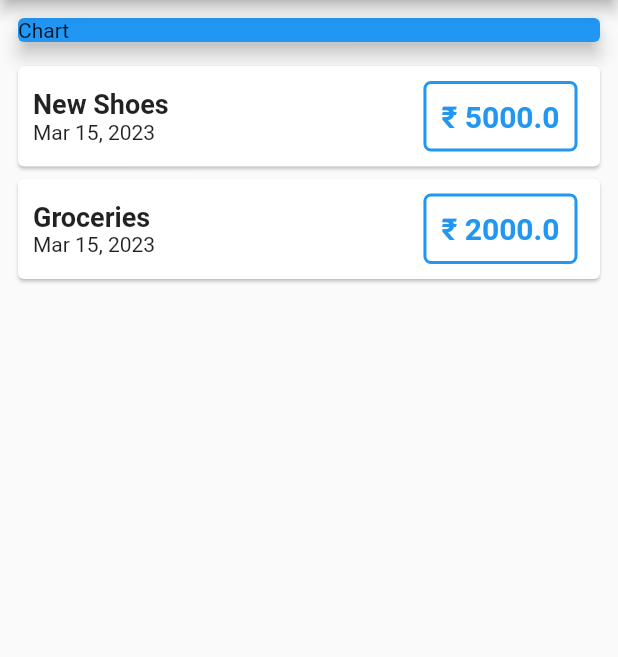
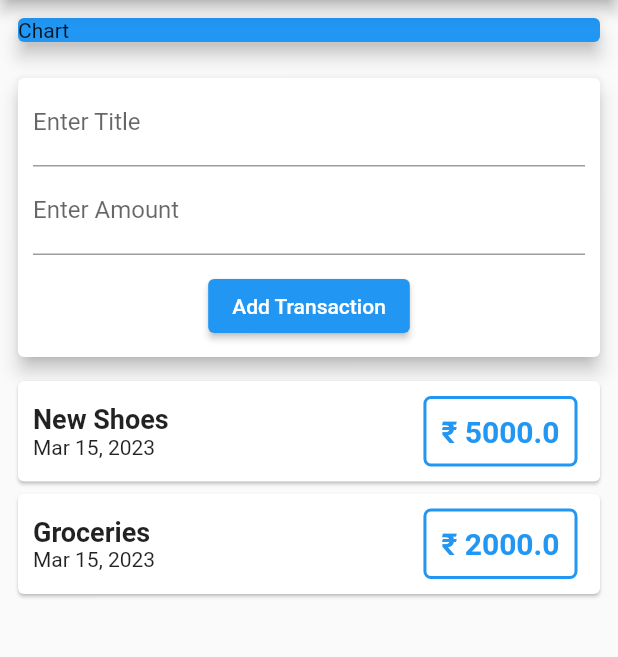
Before and after one commit to MayureshGavai/expense_tracker, a Flutter app: the screen it shows after launch, on a phone screen of 412 x 824 dp, the part 84-741 px from its top. Run offline on Flutter 3.47's test engine with Material 2 defaults, Android fonts, the phone set to English and light mode, and no system bars.

Commit message:
second commit

```diff
--- a/lib/main.dart
+++ b/lib/main.dart
@@ -1,4 +1,4 @@
-import 'package:expence_tracker/Transaction.dart';
+import 'package:expence_tracker/models/Transaction.dart';
 import 'package:flutter/material.dart';
 import 'package:intl/intl.dart';
 
@@ -32,6 +32,9 @@ class _HomePageState extends State<HomePage> {
         id: 't2', title: 'Groceries', amount: 2000, dateTime: DateTime.now()),
   ];
 
+  final titleInputController = TextEditingController();
+  final amountInputController = TextEditingController();
+
   @override
   Widget build(BuildContext context) {
     return Scaffold(
@@ -50,6 +53,43 @@ class _HomePageState extends State<HomePage> {
                   color: Colors.blue,
                   child: Text('Chart'),
                   elevation: 5,
+                ),
+              ),
+            ),
+            Padding(
+              padding: const EdgeInsets.all(8.0),
+              child: Card(
+                elevation: 5,
+                child: Column(
+                  children: <Widget>[
+                    Padding(
+                      padding: const EdgeInsets.symmetric(horizontal: 10.0),
+                      child: TextField(
+                        decoration: InputDecoration(labelText: 'Enter Title'),
+                        controller: titleInputController,
+                      ),
+                    ),
+                    Padding(
+                      padding: const EdgeInsets.symmetric(horizontal: 10.0),
+                      child: TextField(
+                        decoration: InputDecoration(labelText: 'Enter Amount'),
+                        controller: amountInputController,
+                      ),
+                    ),
+                    Padding(
+                      padding: const EdgeInsets.symmetric(vertical: 10.0),
+                      child: ElevatedButton(
+                        child: Text(
+                          'Add Transaction',
+                          style: TextStyle(color: Colors.white),
+                        ),
+                        onPressed: () {
+                          print(titleInputController.text);
+                          print(amountInputController.text);
+                        },
+                      ),
+                    )
+                  ],
                 ),
               ),
             ),
```
Also changed, not shown: lib/models/Transaction.dart (renamed from lib/Transaction.dart), lib/transaction_list.dart (added).
